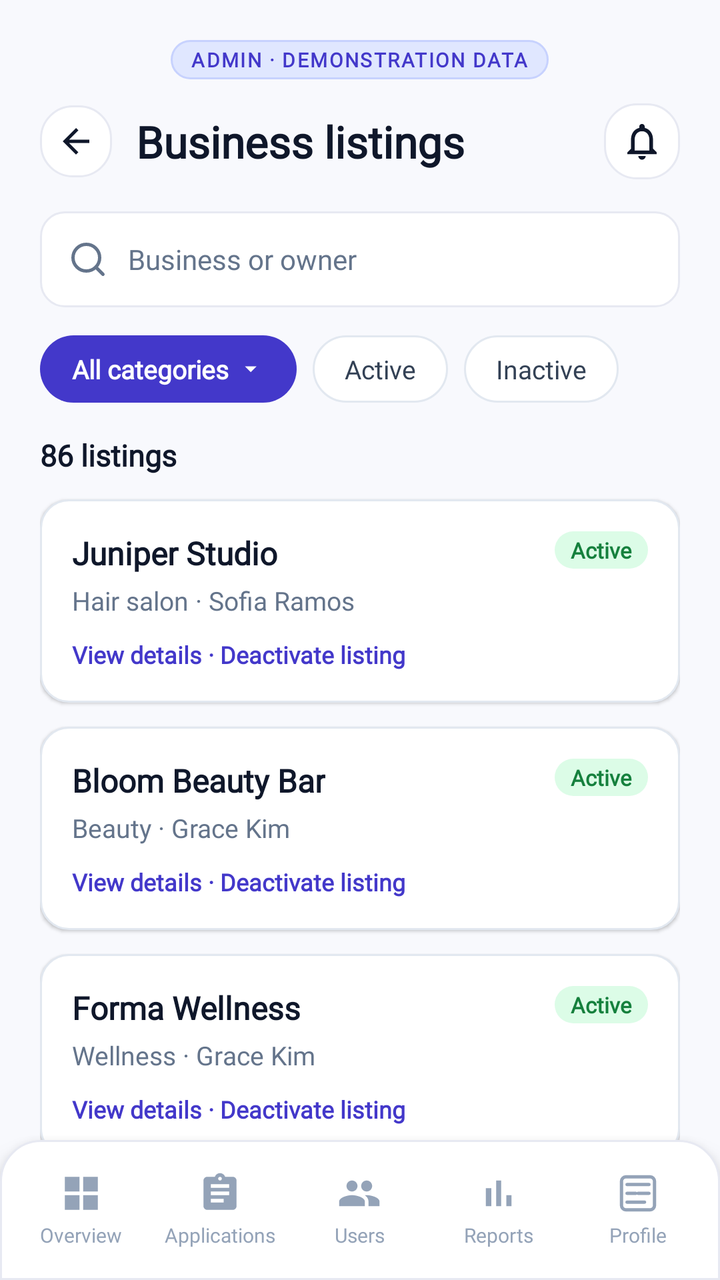
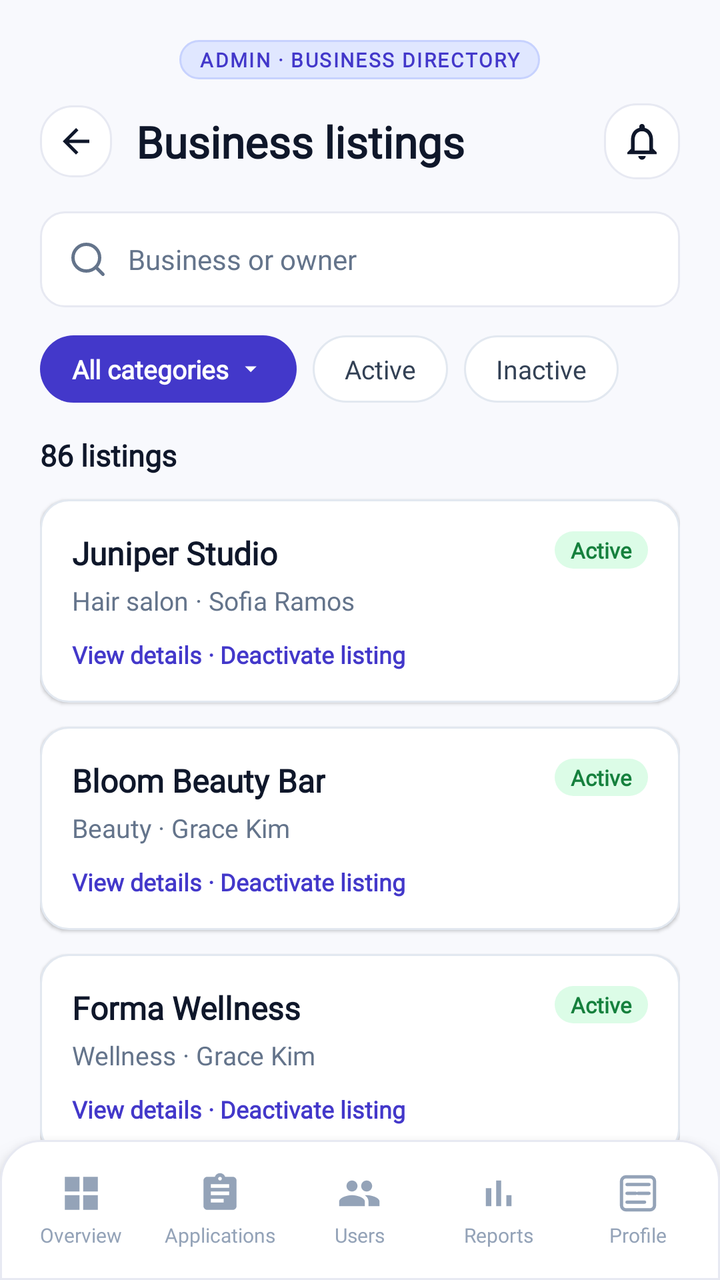

Screens rendered from an Android XML layout before and after an edit, with the pre-edit source and the edit as a unified diff.
<!-- AndroidManifest.xml: application theme Theme.BizBridgeApp -->
<!-- res/layout/fragment_admin_business_listings.xml -->
<?xml version="1.0" encoding="utf-8"?>
<androidx.coordinatorlayout.widget.CoordinatorLayout xmlns:android="http://schemas.android.com/apk/res/android"
    xmlns:app="http://schemas.android.com/apk/res-auto"
    xmlns:tools="http://schemas.android.com/tools"
    android:layout_width="match_parent"
    android:layout_height="match_parent"
    android:background="@color/admin_bg">

    <androidx.core.widget.NestedScrollView
        android:layout_width="match_parent"
        android:layout_height="match_parent"
        android:layout_marginBottom="70dp"
        android:fillViewport="true">

        <LinearLayout
            android:layout_width="match_parent"
            android:layout_height="wrap_content"
            android:orientation="vertical"
            android:paddingStart="20dp"
            android:paddingTop="20dp"
            android:paddingEnd="20dp"
            android:paddingBottom="24dp">

            
            <LinearLayout
                android:layout_width="wrap_content"
                android:layout_height="wrap_content"
                android:layout_gravity="center_horizontal"
                android:layout_marginBottom="12dp"
                android:background="@drawable/bg_admin_demo_pill">

                <TextView
                    android:layout_width="wrap_content"
                    android:layout_height="wrap_content"
                    android:fontFamily="@font/inter_variable"
                    android:letterSpacing="0.08"
                    android:text="ADMIN · DEMONSTRATION DATA"
                    android:textColor="@color/admin_badge_demo_text"
                    android:textSize="10sp"
                    android:textStyle="bold" />
            </LinearLayout>

            
            <RelativeLayout
                android:layout_width="match_parent"
                android:layout_height="wrap_content"
                android:layout_marginBottom="16dp">

                <LinearLayout
                    android:layout_width="wrap_content"
                    android:layout_height="wrap_content"
                    android:layout_alignParentStart="true"
                    android:layout_centerVertical="true"
                    android:gravity="center_vertical"
                    android:orientation="horizontal">

                    <ImageView
                        android:id="@+id/btn_back"
                        android:layout_width="36dp"
                        android:layout_height="36dp"
                        android:layout_marginEnd="12dp"
                        android:background="@drawable/bg_chip_default"
                        android:contentDescription="Back"
                        android:padding="8dp"
                        android:src="@drawable/ic_arrow_back"
                        app:tint="@color/admin_text_title" />

                    <TextView
                        android:layout_width="wrap_content"
                        android:layout_height="wrap_content"
                        android:fontFamily="@font/inter_variable"
                        android:text="Business listings"
                        android:textColor="@color/admin_text_title"
                        android:textSize="22sp"
                        android:textStyle="bold" />
                </LinearLayout>

                <ImageView
                    android:id="@+id/btn_notifications"
                    android:layout_width="38dp"
                    android:layout_height="38dp"
                    android:layout_alignParentEnd="true"
                    android:layout_centerVertical="true"
                    android:background="@drawable/bg_chip_default"
                    android:contentDescription="Notifications"
                    android:padding="8dp"
                    android:src="@drawable/ic_bell"
                    app:tint="@color/admin_text_title" />
            </RelativeLayout>

            
            <LinearLayout
                android:layout_width="match_parent"
                android:layout_height="48dp"
                android:layout_marginBottom="14dp"
                android:background="@drawable/bg_search_bar"
                android:gravity="center_vertical"
                android:orientation="horizontal"
                android:paddingStart="14dp"
                android:paddingEnd="14dp">

                <ImageView
                    android:layout_width="20dp"
                    android:layout_height="20dp"
                    android:layout_marginEnd="10dp"
                    android:src="@drawable/ic_search_purple"
                    app:tint="@color/admin_text_muted" />

                <EditText
                    android:id="@+id/et_search_listings"
                    android:layout_width="0dp"
                    android:layout_height="match_parent"
                    android:layout_weight="1"
                    android:background="@null"
                    android:fontFamily="@font/inter_variable"
                    android:hint="Business or owner"
                    android:inputType="text"
                    android:textColor="@color/admin_text_title"
                    android:textColorHint="@color/admin_text_muted"
                    android:textSize="14sp" />
            </LinearLayout>

            
            <HorizontalScrollView
                android:layout_width="match_parent"
                android:layout_height="wrap_content"
                android:layout_marginBottom="16dp"
                android:scrollbars="none">

                <LinearLayout
                    android:layout_width="wrap_content"
                    android:layout_height="wrap_content"
                    android:orientation="horizontal">

                    
                    <LinearLayout
                        android:layout_width="wrap_content"
                        android:layout_height="wrap_content"
                        android:layout_marginEnd="8dp"
                        android:background="@drawable/bg_admin_tab_active"
                        android:gravity="center_vertical"
                        android:orientation="horizontal">

                        <TextView
                            android:layout_width="wrap_content"
                            android:layout_height="wrap_content"
                            android:fontFamily="@font/inter_variable"
                            android:text="All categories"
                            android:textColor="@color/white"
                            android:textSize="13sp"
                            android:textStyle="bold" />

                        <ImageView
                            android:layout_width="14dp"
                            android:layout_height="14dp"
                            android:layout_marginStart="4dp"
                            android:src="@drawable/ic_dropdown_arrow"
                            app:tint="@color/white" />
                    </LinearLayout>

                    <TextView
                        android:layout_width="wrap_content"
                        android:layout_height="wrap_content"
                        android:layout_marginEnd="8dp"
                        android:background="@drawable/bg_admin_tab_inactive"
                        android:fontFamily="@font/inter_variable"
                        android:text="Active"
                        android:textColor="@color/admin_text_body"
                        android:textSize="13sp" />

                    <TextView
                        android:layout_width="wrap_content"
                        android:layout_height="wrap_content"
                        android:background="@drawable/bg_admin_tab_inactive"
                        android:fontFamily="@font/inter_variable"
                        android:text="Inactive"
                        android:textColor="@color/admin_text_body"
                        android:textSize="13sp" />
                </LinearLayout>
            </HorizontalScrollView>

            
            <TextView
                android:layout_width="wrap_content"
                android:layout_height="wrap_content"
                android:layout_marginBottom="12dp"
                android:fontFamily="@font/inter_variable"
                android:text="86 listings"
                android:textColor="@color/admin_text_title"
                android:textSize="15sp"
                android:textStyle="bold" />

            
            <LinearLayout
                android:layout_width="match_parent"
                android:layout_height="wrap_content"
                android:layout_marginBottom="12dp"
                android:background="@drawable/bg_admin_card"
                android:elevation="1dp"
                android:orientation="vertical"
                android:padding="16dp">

                <RelativeLayout
                    android:layout_width="match_parent"
                    android:layout_height="wrap_content"
                    android:layout_marginBottom="4dp">

                    <TextView
                        android:layout_width="wrap_content"
                        android:layout_height="wrap_content"
                        android:layout_alignParentStart="true"
                        android:fontFamily="@font/inter_variable"
                        android:text="Juniper Studio"
                        android:textColor="@color/admin_text_title"
                        android:textSize="16sp"
                        android:textStyle="bold" />

                    <TextView
                        android:layout_width="wrap_content"
                        android:layout_height="wrap_content"
                        android:layout_alignParentEnd="true"
                        android:background="@drawable/bg_admin_badge_active"
                        android:fontFamily="@font/inter_variable"
                        android:text="Active"
                        android:textColor="@color/admin_badge_active_text"
                        android:textSize="11sp"
                        android:textStyle="bold" />
                </RelativeLayout>

                <TextView
                    android:layout_width="wrap_content"
                    android:layout_height="wrap_content"
                    android:fontFamily="@font/inter_variable"
                    android:text="Hair salon · Sofia Ramos"
                    android:textColor="@color/admin_text_muted"
                    android:textSize="13sp" />

                <TextView
                    android:id="@+id/btn_action_juniper"
                    android:layout_width="wrap_content"
                    android:layout_height="wrap_content"
                    android:layout_marginTop="10dp"
                    android:fontFamily="@font/inter_variable"
                    android:text="View details · Deactivate listing"
                    android:textColor="@color/admin_primary"
                    android:textSize="12sp"
                    android:textStyle="bold" />
            </LinearLayout>

            
            <LinearLayout
                android:layout_width="match_parent"
                android:layout_height="wrap_content"
                android:layout_marginBottom="12dp"
                android:background="@drawable/bg_admin_card"
                android:elevation="1dp"
                android:orientation="vertical"
                android:padding="16dp">

                <RelativeLayout
                    android:layout_width="match_parent"
                    android:layout_height="wrap_content"
                    android:layout_marginBottom="4dp">

                    <TextView
                        android:layout_width="wrap_content"
                        android:layout_height="wrap_content"
                        android:layout_alignParentStart="true"
                        android:fontFamily="@font/inter_variable"
                        android:text="Bloom Beauty Bar"
                        android:textColor="@color/admin_text_title"
                        android:textSize="16sp"
                        android:textStyle="bold" />

                    <TextView
                        android:layout_width="wrap_content"
                        android:layout_height="wrap_content"
                        android:layout_alignParentEnd="true"
                        android:background="@drawable/bg_admin_badge_active"
                        android:fontFamily="@font/inter_variable"
                        android:text="Active"
                        android:textColor="@color/admin_badge_active_text"
                        android:textSize="11sp"
                        android:textStyle="bold" />
                </RelativeLayout>

                <TextView
                    android:layout_width="wrap_content"
                    android:layout_height="wrap_content"
                    android:fontFamily="@font/inter_variable"
                    android:text="Beauty · Grace Kim"
                    android:textColor="@color/admin_text_muted"
                    android:textSize="13sp" />

                <TextView
                    android:id="@+id/btn_action_bloom"
                    android:layout_width="wrap_content"
                    android:layout_height="wrap_content"
                    android:layout_marginTop="10dp"
                    android:fontFamily="@font/inter_variable"
                    android:text="View details · Deactivate listing"
                    android:textColor="@color/admin_primary"
                    android:textSize="12sp"
                    android:textStyle="bold" />
            </LinearLayout>

            
            <LinearLayout
                android:layout_width="match_parent"
                android:layout_height="wrap_content"
                android:layout_marginBottom="18dp"
                android:background="@drawable/bg_admin_card"
                android:elevation="1dp"
                android:orientation="vertical"
                android:padding="16dp">

                <RelativeLayout
                    android:layout_width="match_parent"
                    android:layout_height="wrap_content"
                    android:layout_marginBottom="4dp">

                    <TextView
                        android:layout_width="wrap_content"
                        android:layout_height="wrap_content"
                        android:layout_alignParentStart="true"
                        android:fontFamily="@font/inter_variable"
                        android:text="Forma Wellness"
                        android:textColor="@color/admin_text_title"
                        android:textSize="16sp"
                        android:textStyle="bold" />

                    <TextView
                        android:layout_width="wrap_content"
                        android:layout_height="wrap_content"
                        android:layout_alignParentEnd="true"
                        android:background="@drawable/bg_admin_badge_active"
                        android:fontFamily="@font/inter_variable"
                        android:text="Active"
                        android:textColor="@color/admin_badge_active_text"
                        android:textSize="11sp"
                        android:textStyle="bold" />
                </RelativeLayout>

                <TextView
                    android:layout_width="wrap_content"
                    android:layout_height="wrap_content"
                    android:fontFamily="@font/inter_variable"
                    android:text="Wellness · Grace Kim"
                    android:textColor="@color/admin_text_muted"
                    android:textSize="13sp" />

                <TextView
                    android:id="@+id/btn_action_forma"
                    android:layout_width="wrap_content"
                    android:layout_height="wrap_content"
                    android:layout_marginTop="10dp"
                    android:fontFamily="@font/inter_variable"
                    android:text="View details · Deactivate listing"
                    android:textColor="@color/admin_primary"
                    android:textSize="12sp"
                    android:textStyle="bold" />
            </LinearLayout>

            
            <LinearLayout
                android:layout_width="match_parent"
                android:layout_height="wrap_content"
                android:background="@drawable/bg_admin_cert_preview"
                android:orientation="vertical"
                android:padding="14dp">

                <TextView
                    android:layout_width="wrap_content"
                    android:layout_height="wrap_content"
                    android:fontFamily="@font/inter_variable"
                    android:text="Moderation reason"
                    android:textColor="@color/admin_text_title"
                    android:textSize="13sp"
                    android:textStyle="bold" />

                <TextView
                    android:layout_width="wrap_content"
                    android:layout_height="wrap_content"
                    android:layout_marginTop="2dp"
                    android:fontFamily="@font/inter_variable"
                    android:text="Required before changing listing status"
                    android:textColor="@color/admin_text_muted"
                    android:textSize="12sp" />

                <TextView
                    android:layout_width="wrap_content"
                    android:layout_height="wrap_content"
                    android:layout_marginTop="8dp"
                    android:fontFamily="@font/inter_variable"
                    android:text="An audit entry records the actor, reason and decision in this demo workflow."
                    android:textColor="@color/admin_text_muted"
                    android:textSize="11sp" />
            </LinearLayout>

        </LinearLayout>
    </androidx.core.widget.NestedScrollView>

    
    <include
        layout="@layout/layout_admin_bottom_nav"
        android:layout_width="match_parent"
        android:layout_height="70dp"
        android:layout_gravity="bottom" />

</androidx.coordinatorlayout.widget.CoordinatorLayout>
<!-- res/layout/layout_admin_bottom_nav.xml (included above) -->
<?xml version="1.0" encoding="utf-8"?>
<LinearLayout xmlns:android="http://schemas.android.com/apk/res/android"
    xmlns:app="http://schemas.android.com/apk/res-auto"
    android:id="@+id/admin_bottom_nav"
    android:layout_width="match_parent"
    android:layout_height="70dp"
    android:layout_gravity="bottom"
    android:background="@drawable/bg_bottom_nav"
    android:elevation="8dp"
    android:gravity="center_vertical"
    android:orientation="horizontal"
    android:paddingStart="6dp"
    android:paddingEnd="6dp">

    
    <LinearLayout
        android:id="@+id/nav_tab_overview"
        android:layout_width="0dp"
        android:layout_height="match_parent"
        android:layout_weight="1"
        android:clickable="true"
        android:focusable="true"
        android:gravity="center"
        android:orientation="vertical">

        <ImageView
            android:id="@+id/iv_nav_overview"
            android:layout_width="22dp"
            android:layout_height="22dp"
            android:src="@drawable/ic_admin_nav_overview"
            app:tint="@color/admin_nav_inactive" />

        <TextView
            android:id="@+id/tv_nav_overview"
            android:layout_width="wrap_content"
            android:layout_height="wrap_content"
            android:layout_marginTop="3dp"
            android:fontFamily="@font/inter_variable"
            android:text="Overview"
            android:textColor="@color/admin_nav_inactive"
            android:textSize="10sp" />
    </LinearLayout>

    
    <LinearLayout
        android:id="@+id/nav_tab_applications"
        android:layout_width="0dp"
        android:layout_height="match_parent"
        android:layout_weight="1"
        android:clickable="true"
        android:focusable="true"
        android:gravity="center"
        android:orientation="vertical">

        <ImageView
            android:id="@+id/iv_nav_applications"
            android:layout_width="22dp"
            android:layout_height="22dp"
            android:src="@drawable/ic_admin_nav_applications"
            app:tint="@color/admin_nav_inactive" />

        <TextView
            android:id="@+id/tv_nav_applications"
            android:layout_width="wrap_content"
            android:layout_height="wrap_content"
            android:layout_marginTop="3dp"
            android:fontFamily="@font/inter_variable"
            android:text="Applications"
            android:textColor="@color/admin_nav_inactive"
            android:textSize="10sp" />
    </LinearLayout>

    
    <LinearLayout
        android:id="@+id/nav_tab_users"
        android:layout_width="0dp"
        android:layout_height="match_parent"
        android:layout_weight="1"
        android:clickable="true"
        android:focusable="true"
        android:gravity="center"
        android:orientation="vertical">

        <ImageView
            android:id="@+id/iv_nav_users"
            android:layout_width="22dp"
            android:layout_height="22dp"
            android:src="@drawable/ic_admin_nav_users"
            app:tint="@color/admin_nav_inactive" />

        <TextView
            android:id="@+id/tv_nav_users"
            android:layout_width="wrap_content"
            android:layout_height="wrap_content"
            android:layout_marginTop="3dp"
            android:fontFamily="@font/inter_variable"
            android:text="Users"
            android:textColor="@color/admin_nav_inactive"
            android:textSize="10sp" />
    </LinearLayout>

    
    <LinearLayout
        android:id="@+id/nav_tab_reports"
        android:layout_width="0dp"
        android:layout_height="match_parent"
        android:layout_weight="1"
        android:clickable="true"
        android:focusable="true"
        android:gravity="center"
        android:orientation="vertical">

        <ImageView
            android:id="@+id/iv_nav_reports"
            android:layout_width="22dp"
            android:layout_height="22dp"
            android:src="@drawable/ic_admin_nav_reports"
            app:tint="@color/admin_nav_inactive" />

        <TextView
            android:id="@+id/tv_nav_reports"
            android:layout_width="wrap_content"
            android:layout_height="wrap_content"
            android:layout_marginTop="3dp"
            android:fontFamily="@font/inter_variable"
            android:text="Reports"
            android:textColor="@color/admin_nav_inactive"
            android:textSize="10sp" />
    </LinearLayout>

    
    <LinearLayout
        android:id="@+id/nav_tab_profile"
        android:layout_width="0dp"
        android:layout_height="match_parent"
        android:layout_weight="1"
        android:clickable="true"
        android:focusable="true"
        android:gravity="center"
        android:orientation="vertical">

        <ImageView
            android:id="@+id/iv_nav_profile"
            android:layout_width="22dp"
            android:layout_height="22dp"
            android:src="@drawable/ic_nav_profile"
            app:tint="@color/admin_nav_inactive" />

        <TextView
            android:id="@+id/tv_nav_profile"
            android:layout_width="wrap_content"
            android:layout_height="wrap_content"
            android:layout_marginTop="3dp"
            android:fontFamily="@font/inter_variable"
            android:text="Profile"
            android:textColor="@color/admin_nav_inactive"
            android:textSize="10sp" />
    </LinearLayout>

</LinearLayout>
<!-- resources referenced by this layout -->
<resources>
  <color name="admin_badge_active_text">#15803D</color>
  <color name="admin_badge_demo_text">#4338CA</color>
  <color name="admin_bg">#F8F9FD</color>
  <color name="admin_nav_inactive">#94A3B8</color>
  <color name="admin_primary">#4338CA</color>
  <color name="admin_text_body">#334155</color>
  <color name="admin_text_muted">#64748B</color>
  <color name="admin_text_title">#0F172A</color>
  <color name="white">#FFFFFFFF</color>
  <!-- drawable bg_admin_card (drawable) -->
  <?xml version="1.0" encoding="utf-8"?>
  <shape xmlns:android="http://schemas.android.com/apk/res/android"
      android:shape="rectangle">
      <solid android:color="@color/admin_card_bg" />
      <stroke
          android:width="1dp"
          android:color="@color/admin_card_border" />
      <corners android:radius="14dp" />
  </shape>
  <!-- drawable bg_admin_cert_preview (drawable) -->
  <?xml version="1.0" encoding="utf-8"?>
  <shape xmlns:android="http://schemas.android.com/apk/res/android"
      android:shape="rectangle">
      <solid android:color="#F8FAFC" />
      <stroke
          android:width="1.5dp"
          android:color="#E2E8F0" />
      <corners android:radius="14dp" />
  </shape>
  <!-- drawable bg_search_bar (drawable) -->
  <?xml version="1.0" encoding="utf-8"?>
  <shape xmlns:android="http://schemas.android.com/apk/res/android"
      android:shape="rectangle">
      <solid android:color="@color/surface_white" />
      <stroke
          android:width="1dp"
          android:color="@color/border_subtle" />
      <corners android:radius="12dp" />
  </shape>
  <!-- drawable ic_admin_nav_overview (drawable) -->
  <vector xmlns:android="http://schemas.android.com/apk/res/android"
      android:width="24dp"
      android:height="24dp"
      android:viewportWidth="24"
      android:viewportHeight="24">
    <path
        android:fillColor="@android:color/black"
        android:pathData="M3,3h8v8H3V3z M13,3h8v8h-8V3z M3,13h8v8H3V13z M13,13h8v8h-8V13z"/>
  </vector>
  <!-- drawable ic_admin_nav_reports (drawable) -->
  <vector xmlns:android="http://schemas.android.com/apk/res/android"
      android:width="24dp"
      android:height="24dp"
      android:viewportWidth="24"
      android:viewportHeight="24">
    <path
        android:fillColor="@android:color/black"
        android:pathData="M5,9.2h3V19H5V9.2z M10.6,5h2.8v14h-2.8V5z M16.2,13H19v6h-2.8V13z"/>
  </vector>
  <!-- drawable ic_arrow_back (drawable) -->
  <vector xmlns:android="http://schemas.android.com/apk/res/android"
      android:width="24dp"
      android:height="24dp"
      android:viewportWidth="24"
      android:viewportHeight="24">
      <path
          android:fillColor="#20233A"
          android:pathData="M20,11H7.83l5.59,-5.59L12,4l-8,8 8,8 1.41,-1.41L7.83,13H20v-2z" />
  </vector>
  <!-- drawable ic_dropdown_arrow (drawable) -->
  <vector xmlns:android="http://schemas.android.com/apk/res/android"
      android:width="20dp"
      android:height="20dp"
      android:viewportWidth="24"
      android:viewportHeight="24">
      <path
          android:fillColor="@color/text_secondary"
          android:pathData="M7,10l5,5 5,-5z" />
  </vector>
  <style name="Theme.BizBridgeApp" parent="Base.Theme.BizBridgeApp" />
  <color name="admin_badge_active_bg">#DCFCE7</color>
  <color name="admin_card_bg">#FFFFFF</color>
  <color name="admin_card_border">#E2E8F0</color>
  <color name="admin_badge_demo_bg">#E0E7FF</color>
  <color name="admin_primary_border">#C7D2FE</color>
  <color name="surface_white">#FFFFFF</color>
  <color name="border_subtle">#E7E9F2</color>
  <dimen name="stroke_subtle">1dp</dimen>
  <dimen name="radius_chip">16dp</dimen>
  <color name="text_secondary">#5A5D72</color>
  <color name="text_muted">#8C90A8</color>
  <color name="primary">#5B4BDB</color>
  <color name="secondary">#20B8A6</color>
  <color name="background">#F7F8FC</color>
  <!-- unchanged entries left out for length: 12 -->
</resources>

<!-- the commit's change to res/layout/fragment_admin_business_listings.xml (unified diff, before → after) -->
@@ -34,7 +34,7 @@
                     android:layout_height="wrap_content"
                     android:fontFamily="@font/inter_variable"
                     android:letterSpacing="0.08"
-                    android:text="ADMIN · DEMONSTRATION DATA"
+                    android:text="ADMIN · BUSINESS DIRECTORY"
                     android:textColor="@color/admin_badge_demo_text"
                     android:textSize="10sp"
                     android:textStyle="bold" />
